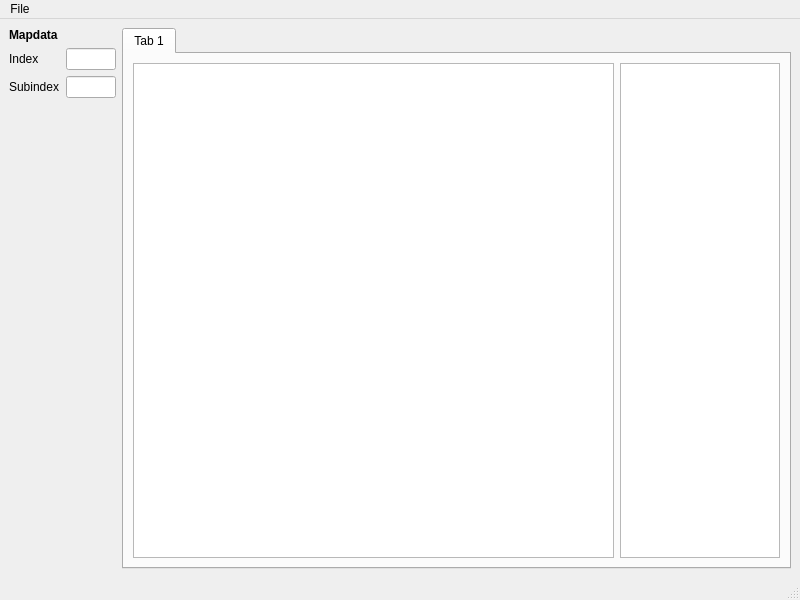
Old version of the form mqeq.ui in the repository kaisermg5/mapqeditorq.
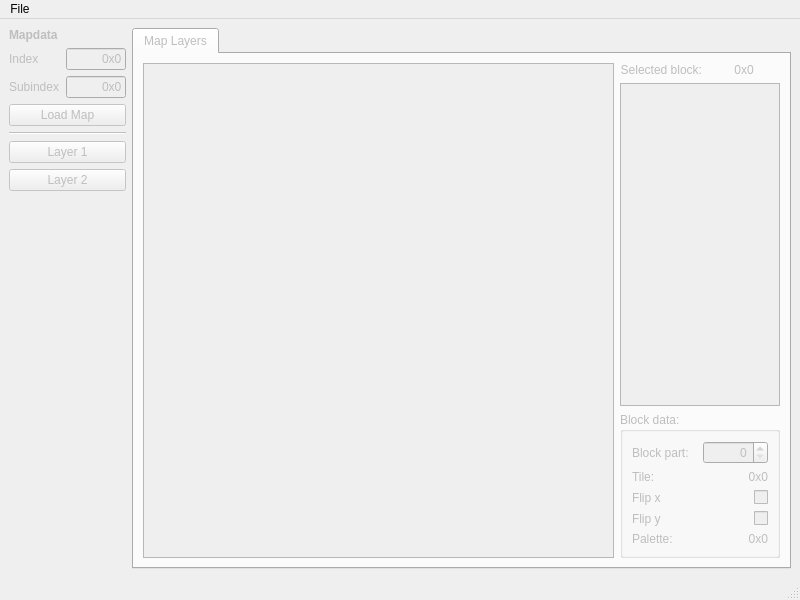
New version of the form. Icons and pictures are not drawn.

```diff
--- a/mqeq.ui
+++ b/mqeq.ui
@@ -14,75 +14,19 @@
    <string>MainWindow</string>
   </property>
   <widget class="QWidget" name="centralwidget">
+   <property name="enabled">
+    <bool>false</bool>
+   </property>
    <layout class="QHBoxLayout" name="horizontalLayout">
     <property name="sizeConstraint">
      <enum>QLayout::SetDefaultConstraint</enum>
     </property>
     <item>
-     <layout class="QGridLayout" name="gridLayout">
+     <layout class="QVBoxLayout" name="verticalLayout">
       <property name="sizeConstraint">
        <enum>QLayout::SetDefaultConstraint</enum>
       </property>
-      <item row="1" column="0">
-       <widget class="QLabel" name="label_2">
-        <property name="text">
-         <string>Index</string>
-        </property>
-       </widget>
-      </item>
-      <item row="2" column="0">
-       <widget class="QLabel" name="label_3">
-        <property name="text">
-         <string>Subindex</string>
-        </property>
-       </widget>
-      </item>
-      <item row="2" column="1">
-       <widget class="QLineEdit" name="lineEdit">
-        <property name="sizePolicy">
-         <sizepolicy hsizetype="Maximum" vsizetype="Fixed">
-          <horstretch>0</horstretch>
-          <verstretch>0</verstretch>
-         </sizepolicy>
-        </property>
-        <property name="maximumSize">
-         <size>
-          <width>50</width>
-          <height>16777215</height>
-         </size>
-        </property>
-       </widget>
-      </item>
-      <item row="1" column="1">
-       <widget class="QLineEdit" name="lineEdit_2">
-        <property name="sizePolicy">
-         <sizepolicy hsizetype="Maximum" vsizetype="Fixed">
-          <horstretch>0</horstretch>
-          <verstretch>0</verstretch>
-         </sizepolicy>
-        </property>
-        <property name="maximumSize">
-         <size>
-          <width>50</width>
-          <height>16777215</height>
-         </size>
-        </property>
-       </widget>
-      </item>
-      <item row="3" column="0" colspan="2">
-       <spacer name="verticalSpacer">
-        <property name="orientation">
-         <enum>Qt::Vertical</enum>
-        </property>
-        <property name="sizeHint" stdset="0">
-         <size>
-          <width>20</width>
-          <height>40</height>
-         </size>
-        </property>
-       </spacer>
-      </item>
-      <item row="0" column="0" colspan="2">
+      <item>
        <widget class="QLabel" name="label">
         <property name="sizePolicy">
          <sizepolicy hsizetype="Minimum" vsizetype="Minimum">
@@ -107,6 +51,115 @@
         </property>
        </widget>
       </item>
+      <item>
+       <layout class="QGridLayout" name="gridLayout">
+        <item row="1" column="0">
+         <widget class="QLabel" name="label_3">
+          <property name="text">
+           <string>Subindex</string>
+          </property>
+         </widget>
+        </item>
+        <item row="0" column="0">
+         <widget class="QLabel" name="label_2">
+          <property name="text">
+           <string>Index</string>
+          </property>
+         </widget>
+        </item>
+        <item row="0" column="1">
+         <widget class="QLineEdit" name="map_index_ledit">
+          <property name="sizePolicy">
+           <sizepolicy hsizetype="Maximum" vsizetype="Fixed">
+            <horstretch>0</horstretch>
+            <verstretch>0</verstretch>
+           </sizepolicy>
+          </property>
+          <property name="maximumSize">
+           <size>
+            <width>60</width>
+            <height>16777215</height>
+           </size>
+          </property>
+          <property name="text">
+           <string>0x0</string>
+          </property>
+          <property name="alignment">
+           <set>Qt::AlignRight|Qt::AlignTrailing|Qt::AlignVCenter</set>
+          </property>
+         </widget>
+        </item>
+        <item row="1" column="1">
+         <widget class="QLineEdit" name="map_subindex_ledit">
+          <property name="sizePolicy">
+           <sizepolicy hsizetype="Maximum" vsizetype="Fixed">
+            <horstretch>0</horstretch>
+            <verstretch>0</verstretch>
+           </sizepolicy>
+          </property>
+          <property name="maximumSize">
+           <size>
+            <width>60</width>
+            <height>16777215</height>
+           </size>
+          </property>
+          <property name="text">
+           <string>0x0</string>
+          </property>
+          <property name="alignment">
+           <set>Qt::AlignRight|Qt::AlignTrailing|Qt::AlignVCenter</set>
+          </property>
+         </widget>
+        </item>
+       </layout>
+      </item>
+      <item>
+       <widget class="QPushButton" name="loadmap_button">
+        <property name="text">
+         <string>Load Map</string>
+        </property>
+       </widget>
+      </item>
+      <item>
+       <widget class="Line" name="line">
+        <property name="orientation">
+         <enum>Qt::Horizontal</enum>
+        </property>
+       </widget>
+      </item>
+      <item>
+       <widget class="QPushButton" name="layer1_button">
+        <property name="enabled">
+         <bool>false</bool>
+        </property>
+        <property name="text">
+         <string>Layer 1</string>
+        </property>
+       </widget>
+      </item>
+      <item>
+       <widget class="QPushButton" name="layer2_button">
+        <property name="enabled">
+         <bool>false</bool>
+        </property>
+        <property name="text">
+         <string>Layer 2</string>
+        </property>
+       </widget>
+      </item>
+      <item>
+       <spacer name="verticalSpacer_2">
+        <property name="orientation">
+         <enum>Qt::Vertical</enum>
+        </property>
+        <property name="sizeHint" stdset="0">
+         <size>
+          <width>20</width>
+          <height>40</height>
+         </size>
+        </property>
+       </spacer>
+      </item>
      </layout>
     </item>
     <item>
@@ -116,14 +169,21 @@
       </property>
       <widget class="QWidget" name="tab">
        <attribute name="title">
-        <string>Tab 1</string>
+        <string>Map Layers</string>
        </attribute>
-       <layout class="QHBoxLayout" name="horizontalLayout_2">
-        <item>
-         <widget class="QGraphicsView" name="graphicsView"/>
+       <layout class="QGridLayout" name="gridLayout_2">
+        <item row="0" column="2">
+         <widget class="QLabel" name="selectedblock_label">
+          <property name="text">
+           <string>0x0</string>
+          </property>
+          <property name="alignment">
+           <set>Qt::AlignCenter</set>
+          </property>
+         </widget>
         </item>
-        <item>
-         <widget class="QGraphicsView" name="graphicsView_2">
+        <item row="1" column="1" colspan="2">
+         <widget class="QGraphicsView" name="blocks_view">
           <property name="sizePolicy">
            <sizepolicy hsizetype="Maximum" vsizetype="Expanding">
             <horstretch>0</horstretch>
@@ -138,6 +198,122 @@
           </property>
          </widget>
         </item>
+        <item row="0" column="1">
+         <widget class="QLabel" name="label_4">
+          <property name="layoutDirection">
+           <enum>Qt::LeftToRight</enum>
+          </property>
+          <property name="text">
+           <string>Selected block:</string>
+          </property>
+          <property name="alignment">
+           <set>Qt::AlignRight|Qt::AlignTrailing|Qt::AlignVCenter</set>
+          </property>
+         </widget>
+        </item>
+        <item row="0" column="0" rowspan="3">
+         <widget class="QGraphicsView" name="map_layer_view"/>
+        </item>
+        <item row="2" column="1" colspan="2">
+         <widget class="QGroupBox" name="groupBox">
+          <property name="title">
+           <string>Block data:</string>
+          </property>
+          <layout class="QGridLayout" name="gridLayout_3">
+           <item row="2" column="0">
+            <widget class="QLabel" name="label_7">
+             <property name="text">
+              <string>Flip x</string>
+             </property>
+            </widget>
+           </item>
+           <item row="3" column="0">
+            <widget class="QLabel" name="label_8">
+             <property name="text">
+              <string>Flip y</string>
+             </property>
+            </widget>
+           </item>
+           <item row="1" column="1">
+            <widget class="QLabel" name="tilenum_label">
+             <property name="text">
+              <string>0x0</string>
+             </property>
+             <property name="alignment">
+              <set>Qt::AlignRight|Qt::AlignTrailing|Qt::AlignVCenter</set>
+             </property>
+            </widget>
+           </item>
+           <item row="1" column="0">
+            <widget class="QLabel" name="label_5">
+             <property name="text">
+              <string>Tile:</string>
+             </property>
+            </widget>
+           </item>
+           <item row="0" column="1">
+            <widget class="QSpinBox" name="blockpart_spinBox">
+             <property name="alignment">
+              <set>Qt::AlignRight|Qt::AlignTrailing|Qt::AlignVCenter</set>
+             </property>
+             <property name="maximum">
+              <number>3</number>
+             </property>
+            </widget>
+           </item>
+           <item row="4" column="0">
+            <widget class="QLabel" name="label_9">
+             <property name="text">
+              <string>Palette:</string>
+             </property>
+            </widget>
+           </item>
+           <item row="4" column="1">
+            <widget class="QLabel" name="palettenum_label">
+             <property name="text">
+              <string>0x0</string>
+             </property>
+             <property name="alignment">
+              <set>Qt::AlignRight|Qt::AlignTrailing|Qt::AlignVCenter</set>
+             </property>
+            </widget>
+           </item>
+           <item row="2" column="1">
+            <widget class="QCheckBox" name="flipx_checkBox">
+             <property name="layoutDirection">
+              <enum>Qt::RightToLeft</enum>
+             </property>
+             <property name="text">
+              <string/>
+             </property>
+             <property name="checkable">
+              <bool>false</bool>
+             </property>
+            </widget>
+           </item>
+           <item row="3" column="1">
+            <widget class="QCheckBox" name="flipy_checkBox">
+             <property name="layoutDirection">
+              <enum>Qt::RightToLeft</enum>
+             </property>
+             <property name="text">
+              <string/>
+             </property>
+             <property name="checkable">
+              <bool>false</bool>
+             </property>
+            </widget>
+           </item>
+           <item row="0" column="0">
+            <widget class="QLabel" name="label_6">
+             <property name="text">
+              <string>Block part:</string>
+             </property>
+            </widget>
+           </item>
+          </layout>
+         </widget>
+        </item>
        </layout>
       </widget>
      </widget>
```
Left out of the diff: 6 changed lines with no effect on the pictures.
